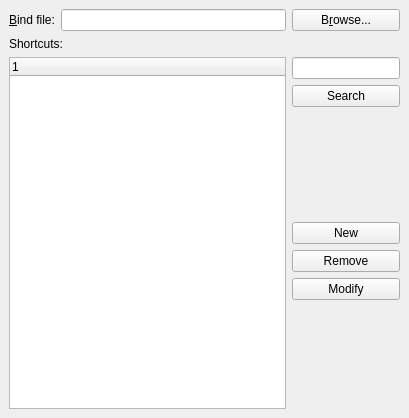
Before: the Qt Designer form src/frontends/qt4/ui/PrefShortcutsUi.ui in cburschka/lyx, drawn with Qt 5.
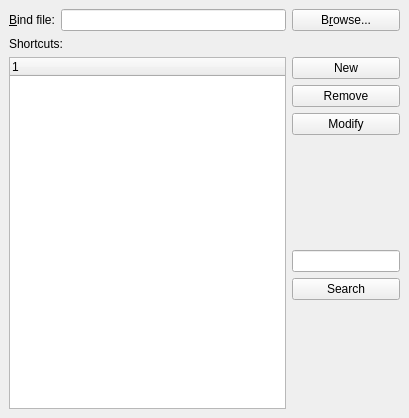
After: the same form once the commit is applied.

Commit message: PrefShortcuts: add a simple shortcut dialog (does nothing now), adjust prefShortcuts panel

Patch:
```diff
--- a/src/frontends/qt4/ui/PrefShortcutsUi.ui
+++ b/src/frontends/qt4/ui/PrefShortcutsUi.ui
@@ -27,12 +27,6 @@
    <property name="spacing" >
     <number>6</number>
    </property>
-   <item row="0" column="1" >
-    <widget class="QLineEdit" name="bindFileED" />
-   </item>
-   <item rowspan="7" row="2" column="0" colspan="2" >
-    <widget class="QTreeWidget" name="shortcutsTW" />
-   </item>
    <item row="8" column="2" >
     <spacer>
      <property name="orientation" >
@@ -49,28 +43,7 @@
      </property>
     </spacer>
    </item>
-   <item row="7" column="2" >
-    <widget class="QPushButton" name="modifyPB" >
-     <property name="text" >
-      <string>Modify</string>
-     </property>
-    </widget>
-   </item>
-   <item row="6" column="2" >
-    <widget class="QPushButton" name="removePB" >
-     <property name="text" >
-      <string>Remove</string>
-     </property>
-    </widget>
-   </item>
    <item row="5" column="2" >
-    <widget class="QPushButton" name="editNew" >
-     <property name="text" >
-      <string>New</string>
-     </property>
-    </widget>
-   </item>
-   <item row="4" column="2" >
     <spacer>
      <property name="orientation" >
       <enum>Qt::Vertical</enum>
@@ -80,21 +53,14 @@
      </property>
      <property name="sizeHint" >
       <size>
-       <width>21</width>
+       <width>51</width>
        <height>83</height>
       </size>
      </property>
     </spacer>
    </item>
-   <item row="3" column="2" >
-    <widget class="QPushButton" name="editSearch" >
-     <property name="text" >
-      <string>Search</string>
-     </property>
-    </widget>
-   </item>
-   <item row="2" column="2" >
-    <widget class="QLineEdit" name="lineEdit" >
+   <item row="6" column="2" >
+    <widget class="QLineEdit" name="searchLE" >
      <property name="sizePolicy" >
       <sizepolicy>
        <hsizetype>1</hsizetype>
@@ -105,6 +71,26 @@
      </property>
     </widget>
    </item>
+   <item row="0" column="1" >
+    <widget class="QLineEdit" name="bindFileED" />
+   </item>
+   <item rowspan="7" row="2" column="0" colspan="2" >
+    <widget class="QTreeWidget" name="shortcutsTW" />
+   </item>
+   <item row="3" column="2" >
+    <widget class="QPushButton" name="removePB" >
+     <property name="text" >
+      <string>Remove</string>
+     </property>
+    </widget>
+   </item>
+   <item row="2" column="2" >
+    <widget class="QPushButton" name="newPB" >
+     <property name="text" >
+      <string>New</string>
+     </property>
+    </widget>
+   </item>
    <item row="0" column="2" >
     <widget class="QPushButton" name="bindFilePB" >
      <property name="text" >
@@ -129,6 +115,20 @@
      </property>
     </widget>
    </item>
+   <item row="7" column="2" >
+    <widget class="QPushButton" name="searchPB" >
+     <property name="text" >
+      <string>Search</string>
+     </property>
+    </widget>
+   </item>
+   <item row="4" column="2" >
+    <widget class="QPushButton" name="modifyPB" >
+     <property name="text" >
+      <string>Modify</string>
+     </property>
+    </widget>
+   </item>
   </layout>
  </widget>
  <tabstops>
```
The commit also changes 5 other files.
